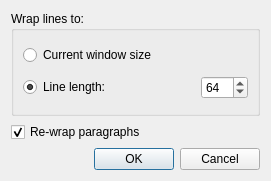
Before: the Qt Designer form Programs/Editors/TeXworks/src/HardWrapDialog.ui in Amaterasu27/miktex, drawn with Qt 5.
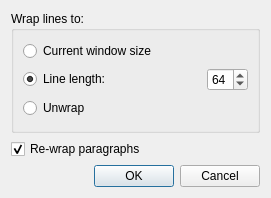
After: the same form once the commit is applied.

```diff
--- a/Programs/Editors/TeXworks/src/HardWrapDialog.ui
+++ b/Programs/Editors/TeXworks/src/HardWrapDialog.ui
@@ -7,7 +7,7 @@
     <x>0</x>
     <y>0</y>
     <width>271</width>
-    <height>181</height>
+    <height>198</height>
    </rect>
   </property>
   <property name="sizePolicy">
@@ -66,14 +66,18 @@
         <property name="minimum">
          <number>1</number>
         </property>
-        <property name="maximum">
-         <number>999</number>
-        </property>
         <property name="value">
          <number>64</number>
         </property>
        </widget>
       </item>
+      <item row="2" column="0" colspan="2">
+       <widget class="QRadioButton" name="radio_Unwrap">
+        <property name="text">
+         <string>Unwrap</string>
+        </property>
+       </widget>
+      </item>
      </layout>
     </widget>
    </item>
```
